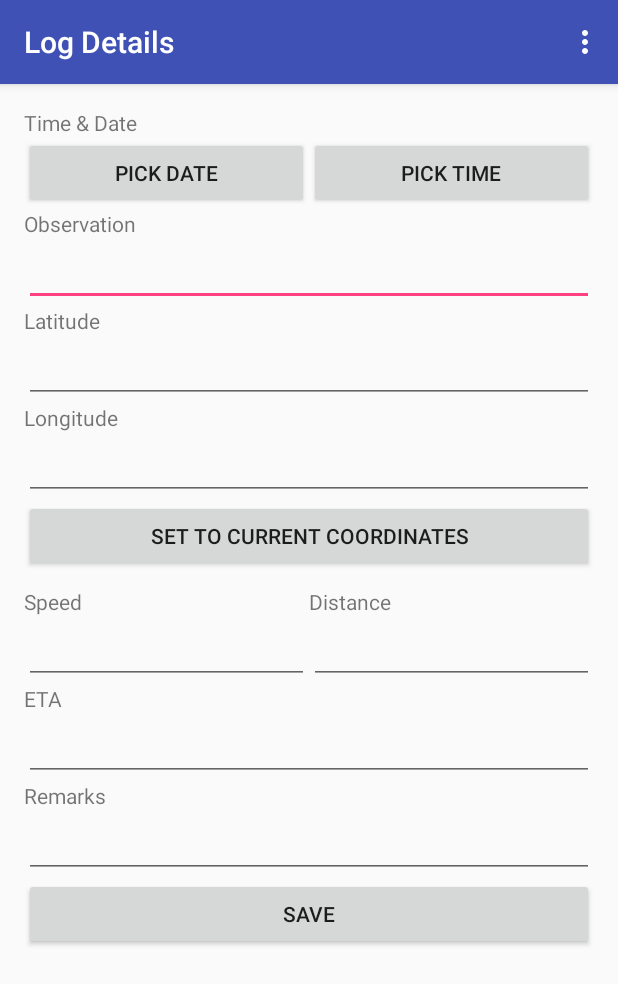
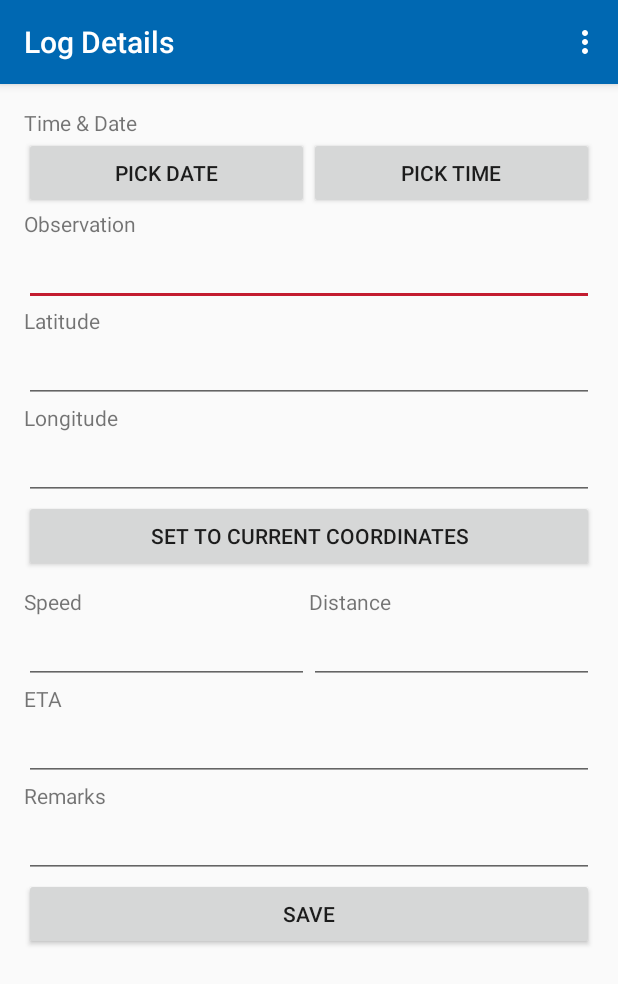
Before and after one commit to etenoch/DeckLog, an Android app: the LogDetails screen opened directly, with no data from a screen before it, on a phone screen of 412 x 824 dp. Shown: the top 984 px of the screen. Run offline under Robolectric (Android 15) with nearby library versions, the phone set to English and light mode, and no system bars.

Commit message:
Some theming stuff

```diff
--- a/app/src/main/java/com/enochtam/decklog/logs.java
+++ b/app/src/main/java/com/enochtam/decklog/logs.java
@@ -23,8 +23,8 @@ public class logs extends AppCompatActivity  {
         assert getSupportActionBar() != null;
         Intent intent = getIntent();
         temp = intent.getIntExtra("YOLO", 0);
-        String temp2 = intent.getStringExtra("SWAG");
-        getSupportActionBar().setTitle(temp2 + " Log");
+        String title = intent.getStringExtra("SWAG");
+        getSupportActionBar().setTitle("Log: "+title);
     }
 
     public void sendMessage(View view) {
--- a/app/src/main/res/values/colors.xml
+++ b/app/src/main/res/values/colors.xml
@@ -1,6 +1,6 @@
 <?xml version="1.0" encoding="utf-8"?>
 <resources>
-    <color name="colorPrimary">#3F51B5</color>
-    <color name="colorPrimaryDark">#303F9F</color>
-    <color name="colorAccent">#ff4081</color>
+    <color name="colorPrimary">#0068b2</color>
+    <color name="colorPrimaryDark">#004a7f</color>
+    <color name="colorAccent">#c31c30</color>
 </resources>
```
Also changed, not shown: app/src/main/res/layout/activity_main.xml (+3 -5 lines), app/src/main/res/layout/logs.xml (+3 -5 lines), app/src/main/res/drawable-hdpi/ic_add_white_24dp.png (added), app/src/main/res/drawable-mdpi/ic_add_white_24dp.png (added), app/src/main/res/drawable-xhdpi/ic_add_white_24dp.png (added), app/src/main/res/drawable-xxhdpi/ic_add_white_24dp.png (added), app/src/main/res/drawable-xxxhdpi/ic_add_white_24dp.png (added).
